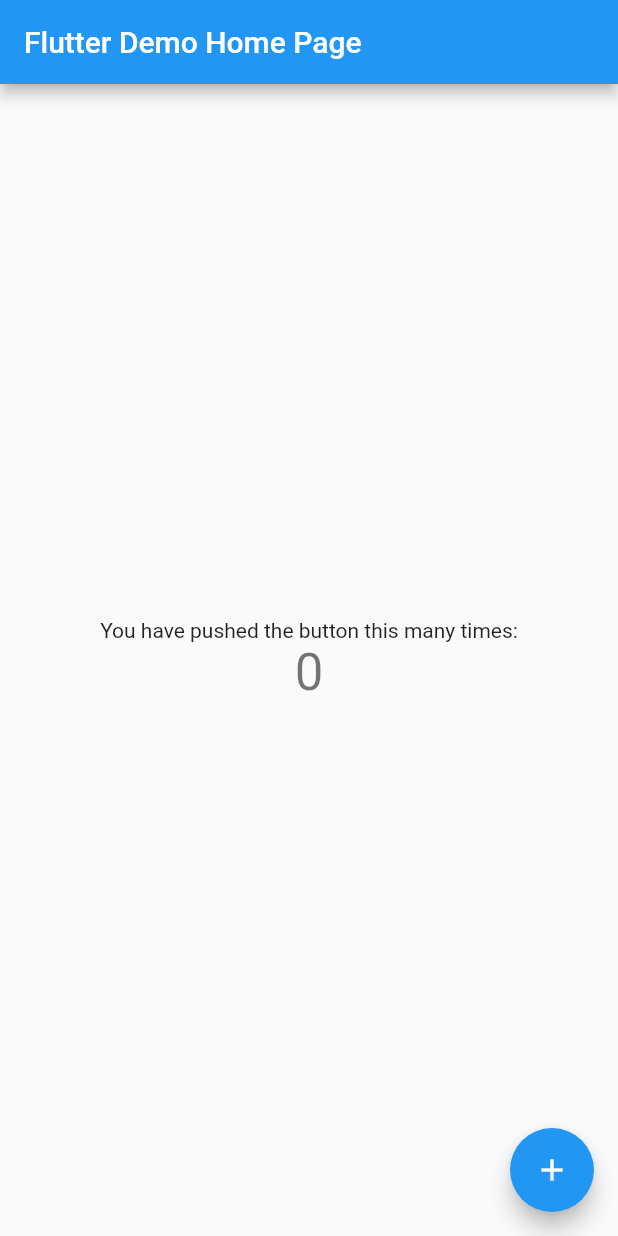
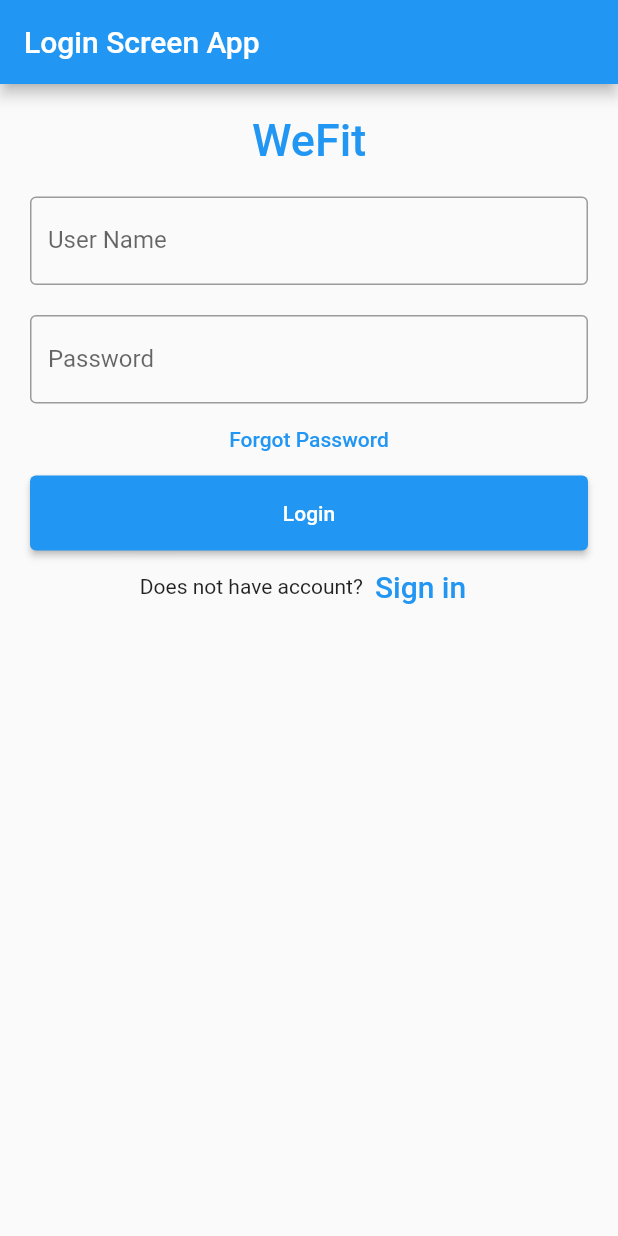
Before and after one commit to RoopMM/WeFit, a Flutter app: the screen it shows after launch, on a phone screen of 412 x 824 dp. Run offline on Flutter 3.47's test engine with Material 2 defaults, Android fonts, the phone set to English and light mode, and no system bars.

Commit message:
Login Page created

```diff
--- /dev/null
+++ b/lib/LoginPage.dart
@@ -0,0 +1,89 @@
+import 'package:flutter/material.dart';
+
+
+class LoginPage extends StatefulWidget {
+  @override
+  State<StatefulWidget> createState() => new _State();
+}
+
+class _State extends State<LoginPage> {
+  TextEditingController nameController = TextEditingController();
+  TextEditingController passwordController = TextEditingController();
+
+  @override
+  Widget build(BuildContext context) {
+    return Scaffold(
+        appBar: AppBar(
+          title: Text('Login Screen App'),
+        ),
+        body: Padding(
+            padding: EdgeInsets.all(10),
+            child: ListView(
+              children: <Widget>[
+                Container(
+                    alignment: Alignment.center,
+                    padding: EdgeInsets.all(10),
+                    child: Text(
+                      'WeFit',
+                      style: TextStyle(
+                          color: Colors.blue,
+                          fontWeight: FontWeight.w500,
+                          fontSize: 30),
+                    )),
+                Container(
+                  padding: EdgeInsets.all(10),
+                  child: TextField(
+                    controller: nameController,
+                    decoration: InputDecoration(
+                      border: OutlineInputBorder(),
+                      labelText: 'User Name',
+                    ),
+                  ),
+                ),
+                Container(
+                  padding: EdgeInsets.fromLTRB(10, 10, 10, 0),
+                  child: TextField(
+                    obscureText: true,
+                    controller: passwordController,
+                    decoration: InputDecoration(
+                      border: OutlineInputBorder(),
+                      labelText: 'Password',
+                    ),
+                  ),
+                ),
+                TextButton(
+                  onPressed: (){
+                    //forgot password screen
+                  },
+                  child: Text('Forgot Password'),
+                ),
+                Container(
+                    height: 50,
+                    padding: EdgeInsets.fromLTRB(10, 0, 10, 0),
+                    child: ElevatedButton(
+                      child: Text('Login'),
+                      onPressed: () {
+                        print(nameController.text);
+                        print(passwordController.text);
+                      },
+                    )),
+                Container(
+                    child: Row(
+                      children: <Widget>[
+                        Text('Does not have account?'),
+                        TextButton(
+                          child: Text(
+                            'Sign in',
+                            style: TextStyle(fontSize: 20),
+                          ),
+                          onPressed: () {
+                            //signup screen
+                          },
+                        )
+                      ],
+                      mainAxisAlignment: MainAxisAlignment.center,
+                    ))
+              ],
+            )));
+  }
+}
--- a/lib/main.dart
+++ b/lib/main.dart
@@ -1,114 +1,17 @@
 import 'package:flutter/material.dart';
+// import 'app_example/Login_Screen.dart';
+import 'LoginPage.dart';
 //Roop Malhans
 //Jashanpreet Mann
-void main() {
-  runApp(MyApp());
-}
+
+
+
+void main() => runApp(MyApp());
 
 class MyApp extends StatelessWidget {
-  // This widget is the root of your application.
   @override
   Widget build(BuildContext context) {
     return MaterialApp(
-      title: 'Flutter Demo',
-      theme: ThemeData(
-        // This is the theme of your application.
-        //
-        // Try running your application with "flutter run". You'll see the
-        // application has a blue toolbar. Then, without quitting the app, try
-        // changing the primarySwatch below to Colors.green and then invoke
-        // "hot reload" (press "r" in the console where you ran "flutter run",
-        // or simply save your changes to "hot reload" in a Flutter IDE).
-        // Notice that the counter didn't reset back to zero; the application
-        // is not restarted.
-        primarySwatch: Colors.blue,
-      ),
-      home: MyHomePage(title: 'Flutter Demo Home Page'),
-    );
+        theme: ThemeData(primarySwatch: Colors.blue), home: LoginPage());
   }
 }
-
-class MyHomePage extends StatefulWidget {
-  MyHomePage({Key key, this.title}) : super(key: key);
-
-  // This widget is the home page of your application. It is stateful, meaning
-  // that it has a State object (defined below) that contains fields that affect
-  // how it looks.
-
-  // This class is the configuration for the state. It holds the values (in this
-  // case the title) provided by the parent (in this case the App widget) and
-  // used by the build method of the State. Fields in a Widget subclass are
-  // always marked "final".
-
-  final String title;
-
-  @override
-  _MyHomePageState createState() => _MyHomePageState();
-}
-
-class _MyHomePageState extends State<MyHomePage> {
-  int _counter = 0;
-
-  void _incrementCounter() {
-    setState(() {
-      // This call to setState tells the Flutter framework that something has
-      // changed in this State, which causes it to rerun the build method below
-      // so that the display can reflect the updated values. If we changed
-      // _counter without calling setState(), then the build method would not be
-      // called again, and so nothing would appear to happen.
-      _counter++;
-    });
-  }
-
-  @override
-  Widget build(BuildContext context) {
-    // This method is rerun every time setState is called, for instance as done
-    // by the _incrementCounter method above.
-    //
-    // The Flutter framework has been optimized to make rerunning build methods
-    // fast, so that you can just rebuild anything that needs updating rather
-    // than having to individually change instances of widgets.
-    return Scaffold(
-      appBar: AppBar(
-        // Here we take the value from the MyHomePage object that was created by
-        // the App.build method, and use it to set our appbar title.
-        title: Text(widget.title),
-      ),
-      body: Center(
-        // Center is a layout widget. It takes a single child and positions it
-        // in the middle of the parent.
-        child: Column(
-          // Column is also a layout widget. It takes a list of children and
-          // arranges them vertically. By default, it sizes itself to fit its
-          // children horizontally, and tries to be as tall as its parent.
-          //
-          // Invoke "debug painting" (press "p" in the console, choose the
-          // "Toggle Debug Paint" action from the Flutter Inspector in Android
-          // Studio, or the "Toggle Debug Paint" command in Visual Studio Code)
-          // to see the wireframe for each widget.
-          //
-          // Column has various properties to control how it sizes itself and
-          // how it positions its children. Here we use mainAxisAlignment to
-          // center the children vertically; the main axis here is the vertical
-          // axis because Columns are vertical (the cross axis would be
-          // horizontal).
-          mainAxisAlignment: MainAxisAlignment.center,
-          children: <Widget>[
-            Text(
-              'You have pushed the button this many times:',
-            ),
-            Text(
-              '$_counter',
-              style: Theme.of(context).textTheme.headline4,
-            ),
-          ],
-        ),
-      ),
-      floatingActionButton: FloatingActionButton(
-        onPressed: _incrementCounter,
-        tooltip: 'Increment',
-        child: Icon(Icons.add),
-      ), // This trailing comma makes auto-formatting nicer for build methods.
-    );
-  }
-}
```
Also changed, not shown: lib/SignIn.dart (added).
